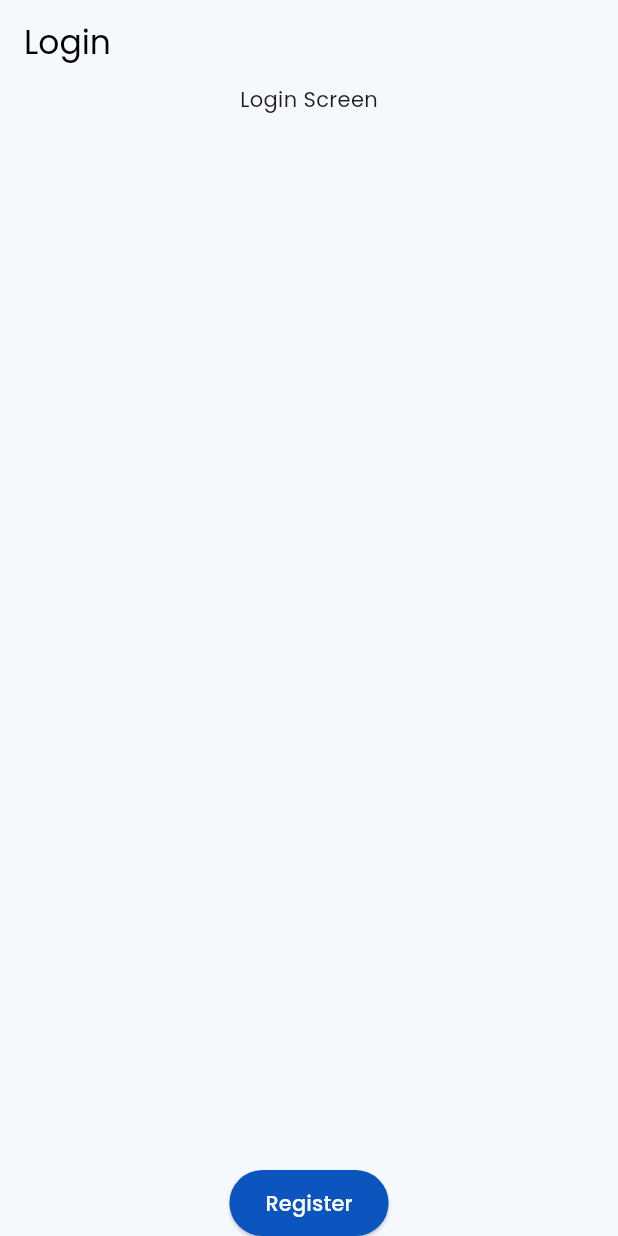
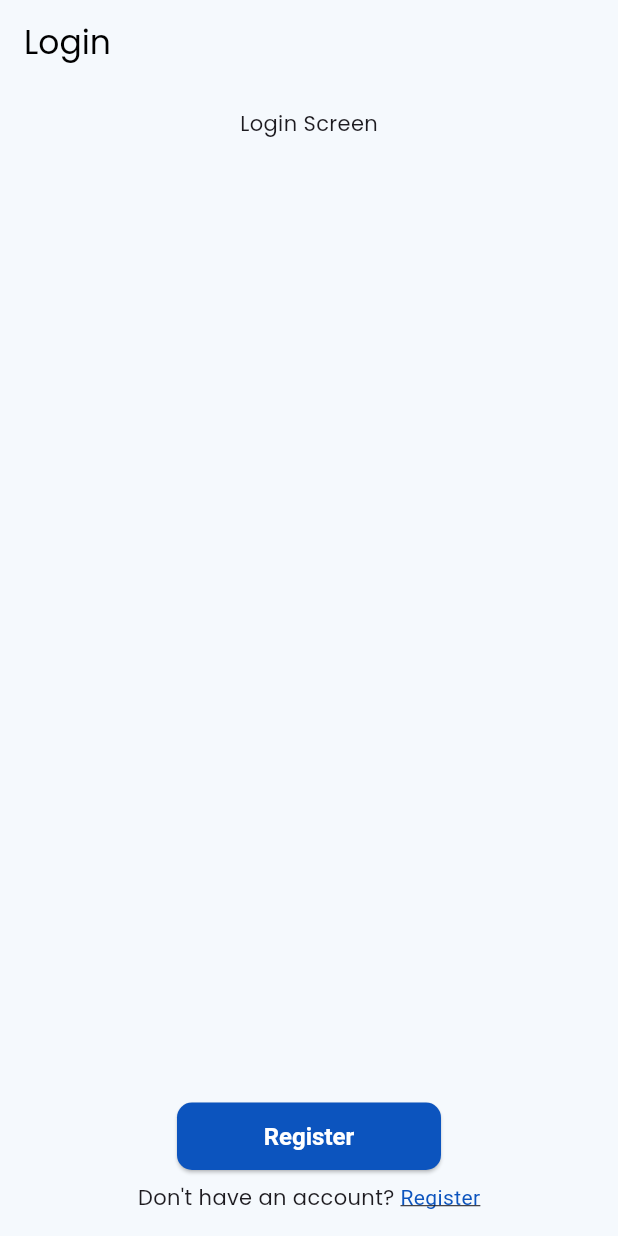
Before and after one commit to sagnik-sanyal/my_newz, a Flutter app: the screen it shows after launch, on a phone screen of 412 x 824 dp. Run offline on Flutter 3.47's test engine with Material 3 defaults, Android fonts, the phone set to English and light mode, and no system bars; our stand-ins replace google_fonts.

Commit message:
Refactor app structure, add clamped text scaling to LoginScreen, and define spacing constants

```diff
--- a/lib/app/app.dart
+++ b/lib/app/app.dart
@@ -12,7 +12,11 @@ class App extends StatelessWidget {
     return MaterialApp(
       theme: AppTheme.use(Brightness.light),
       debugShowCheckedModeBanner: false,
-      home: const LoginScreen(),
+      home: MediaQuery.withClampedTextScaling(
+        maxScaleFactor: 1,
+        minScaleFactor: 0.9,
+        child: const LoginScreen(),
+      ),
     );
   }
 }
--- /dev/null
+++ b/lib/app/constants/spacings.dart
@@ -0,0 +1,2 @@
+const double kVerticalSpace = 16;
+const double kHorizontalSpace = 12;
--- a/lib/app/theme/app_theme.dart
+++ b/lib/app/theme/app_theme.dart
@@ -28,12 +28,14 @@ sealed class AppTheme {
       textTheme: GoogleFonts.poppinsTextTheme(),
       elevatedButtonTheme: ElevatedButtonThemeData(
         style: ElevatedButton.styleFrom(
+          textStyle: const TextStyle(fontSize: 16, fontWeight: FontWeight.w700),
           backgroundColor: AppColors.primary,
           foregroundColor: Colors.white,
+          minimumSize: const Size(180, 49),
           disabledForegroundColor: Colors.white,
           disabledBackgroundColor: AppColors.primary.withOpacity(0.5),
           shape: RoundedRectangleBorder(
-            borderRadius: BorderRadius.circular(36),
+            borderRadius: BorderRadius.circular(10),
           ),
           padding: const EdgeInsets.fromLTRB(24, 16, 24, 16),
         ),
--- a/lib/features/auth/screens/login_screen.dart
+++ b/lib/features/auth/screens/login_screen.dart
@@ -1,4 +1,7 @@
 import 'package:flutter/material.dart';
+
+import '../../../app/constants/app_colors.dart';
+import '../../../app/constants/spacings.dart';
 
 @immutable
 class LoginScreen extends StatelessWidget {
@@ -8,12 +11,40 @@ class LoginScreen extends StatelessWidget {
   Widget build(BuildContext context) {
     return Scaffold(
       appBar: AppBar(title: const Text('Login')),
-      body: Column(
-        children: <Widget>[
-          _form(),
-          ElevatedButton(
-            onPressed: () {},
-            child: const Text('Register'),
+      body: Padding(
+        padding: const EdgeInsets.symmetric(
+          horizontal: kHorizontalSpace,
+          vertical: kVerticalSpace,
+        ),
+        child: Column(
+          children: <Widget>[
+            _form(),
+            ElevatedButton(
+              onPressed: () {},
+              child: const Text('Register'),
+            ),
+            Padding(
+              padding: const EdgeInsets.only(top: kVerticalSpace / 2),
+              child: _buildRegisterMsg(),
+            ),
+          ],
+        ),
+      ),
+    );
+  }
+
+  /// Creates the register message
+  Text _buildRegisterMsg() {
+    return const Text.rich(
+      TextSpan(
+        text: "Don't have an account? ",
+        children: <TextSpan>[
+          TextSpan(
+            text: 'Register',
+            style: TextStyle(
+              color: AppColors.primary,
+              decoration: TextDecoration.underline,
+            ),
           ),
         ],
       ),
--- a/lib/main_dev.dart
+++ b/lib/main_dev.dart
@@ -1,4 +1,4 @@
 import 'app/app.dart';
-import 'bootstrap.dart';
+import 'app/bootstrap.dart';
 
 void main() => bootstrap(() => const App());
--- a/lib/main_prod.dart
+++ b/lib/main_prod.dart
@@ -1,4 +1,4 @@
 import 'app/app.dart';
-import 'bootstrap.dart';
+import 'app/bootstrap.dart';
 
 void main() => bootstrap(() => const App());
--- a/lib/main_qa.dart
+++ b/lib/main_qa.dart
@@ -1,4 +1,4 @@
 import 'app/app.dart';
-import 'bootstrap.dart';
+import 'app/bootstrap.dart';
 
 void main() => bootstrap(() => const App());
```
Also changed, not shown: lib/features/auth/screens/signup_screen.dart (added, +29 -0 lines), lib/shared/extensions/context_ext.dart (added, +10 -0 lines), lib/shared/extensions/widget_ext.dart (added, +9 -0 lines), lib/shared/widgets/app_text.dart (added, +134 -0 lines), lib/app/bootstrap.dart (renamed from lib/bootstrap.dart).
